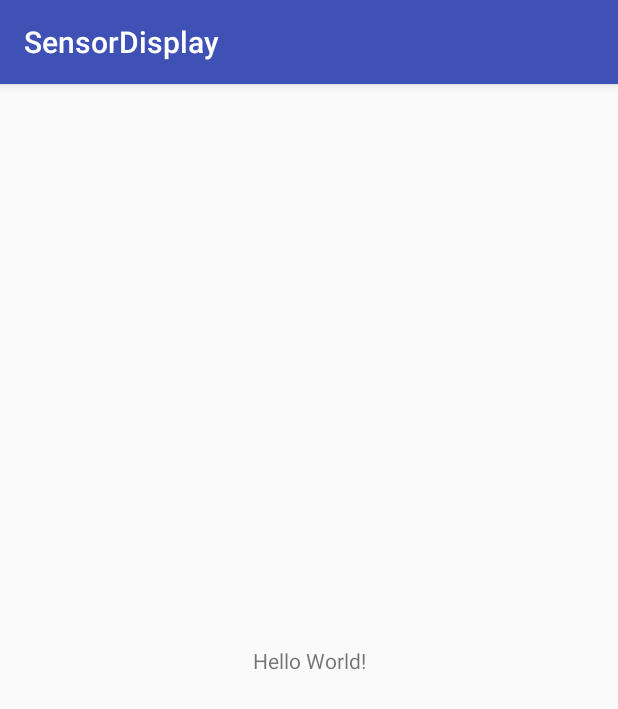
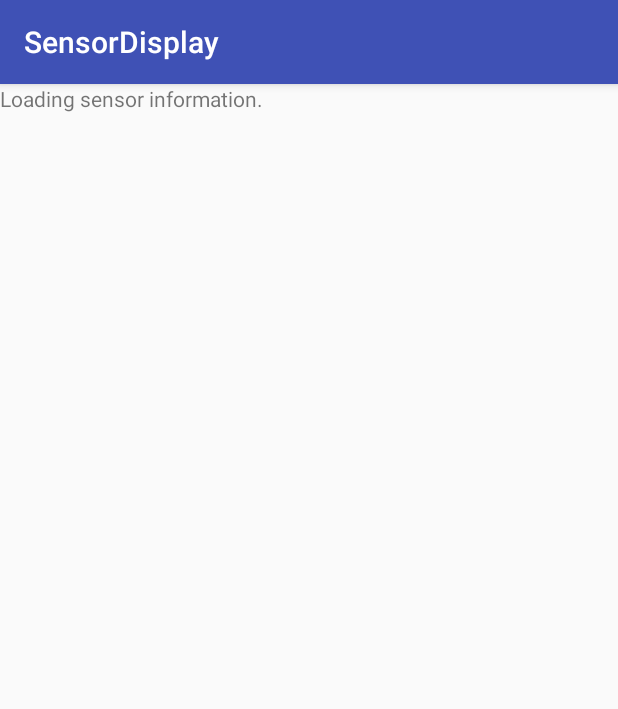
Before and after one commit to cdriehuys/sensor-display, an Android app: the screen it shows after launch (MainActivity), on a phone screen of 412 x 824 dp. Shown: the top 709 px of the screen. Run offline under Robolectric (Android 15) with nearby library versions, the light colour scheme and no system bars.

Commit message:
Add custom view to display sensor info.

```diff
--- /dev/null
+++ b/app/src/main/java/com/chathandriehuys/sensordisplay/SensorInfoView.java
@@ -0,0 +1,40 @@
+package com.chathandriehuys.sensordisplay;
+
+import android.content.Context;
+import android.content.res.Resources;
+import android.support.annotation.Nullable;
+import android.util.AttributeSet;
+
+
+public class SensorInfoView extends android.support.v7.widget.AppCompatTextView {
+    public SensorInfoView(Context context) {
+        super(context);
+
+        init();
+    }
+
+    public SensorInfoView(Context context, @Nullable AttributeSet attrs) {
+        super(context, attrs);
+
+        init();
+    }
+
+    public SensorInfoView(Context context, @Nullable AttributeSet attrs, int defStyleAttr) {
+        super(context, attrs, defStyleAttr);
+
+        init();
+    }
+
+    @SuppressWarnings("unused")
+    public SensorInfoView(Context context, @Nullable AttributeSet attrs, int defStyleAttr, int defStyleRes) {
+        super(context, attrs, defStyleAttr);
+
+        init();
+    }
+
+    private void init() {
+        Resources r = getResources();
+
+        setText(r.getString(R.string.loading_sensor_info));
+    }
+}
--- a/app/src/main/res/layout/activity_main.xml
+++ b/app/src/main/res/layout/activity_main.xml
@@ -1,18 +1,11 @@
 <?xml version="1.0" encoding="utf-8"?>
-<android.support.constraint.ConstraintLayout xmlns:android="http://schemas.android.com/apk/res/android"
-    xmlns:app="http://schemas.android.com/apk/res-auto"
-    xmlns:tools="http://schemas.android.com/tools"
-    android:layout_width="match_parent"
+
+<LinearLayout xmlns:android="http://schemas.android.com/apk/res/android"
     android:layout_height="match_parent"
-    tools:context="com.chathandriehuys.sensordisplay.MainActivity">
+    android:layout_width="match_parent">
 
-    <TextView
+    <com.chathandriehuys.sensordisplay.SensorInfoView
         android:layout_width="wrap_content"
-        android:layout_height="wrap_content"
-        android:text="Hello World!"
-        app:layout_constraintBottom_toBottomOf="parent"
-        app:layout_constraintLeft_toLeftOf="parent"
-        app:layout_constraintRight_toRightOf="parent"
-        app:layout_constraintTop_toTopOf="parent" />
+        android:layout_height="wrap_content" />
 
-</android.support.constraint.ConstraintLayout>
+</LinearLayout>
--- a/app/src/main/res/values/strings.xml
+++ b/app/src/main/res/values/strings.xml
@@ -1,3 +1,4 @@
 <resources>
     <string name="app_name">SensorDisplay</string>
+    <string name="loading_sensor_info">Loading sensor information.</string>
 </resources>
```
Also changed, not shown: 1 other file.
